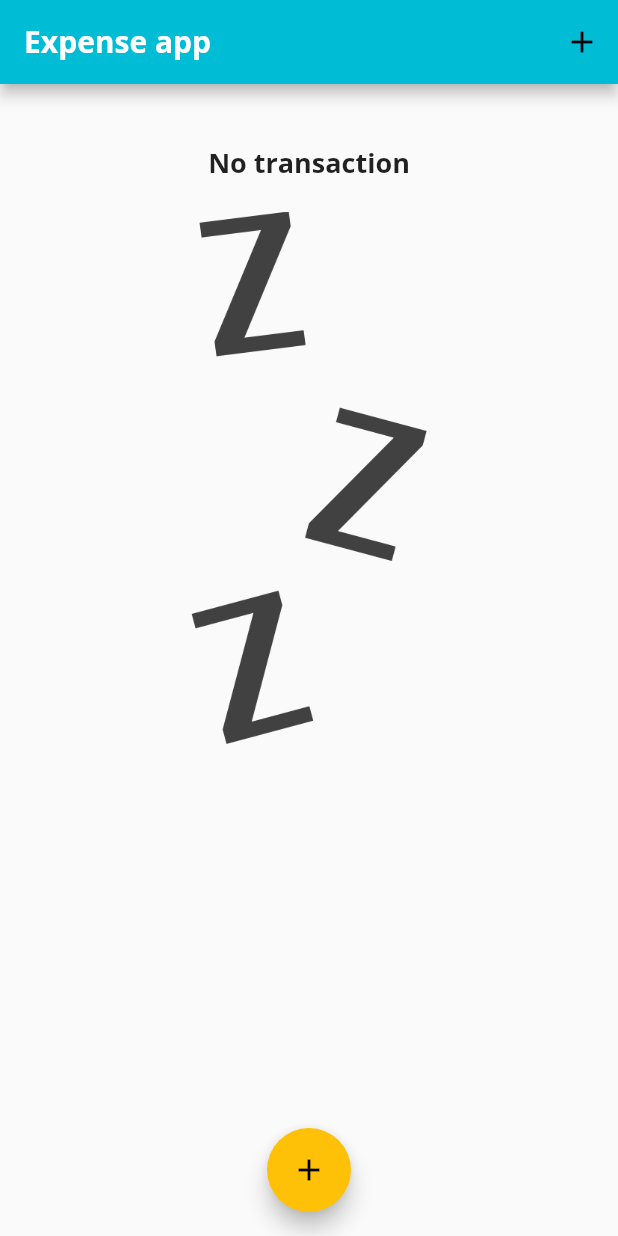
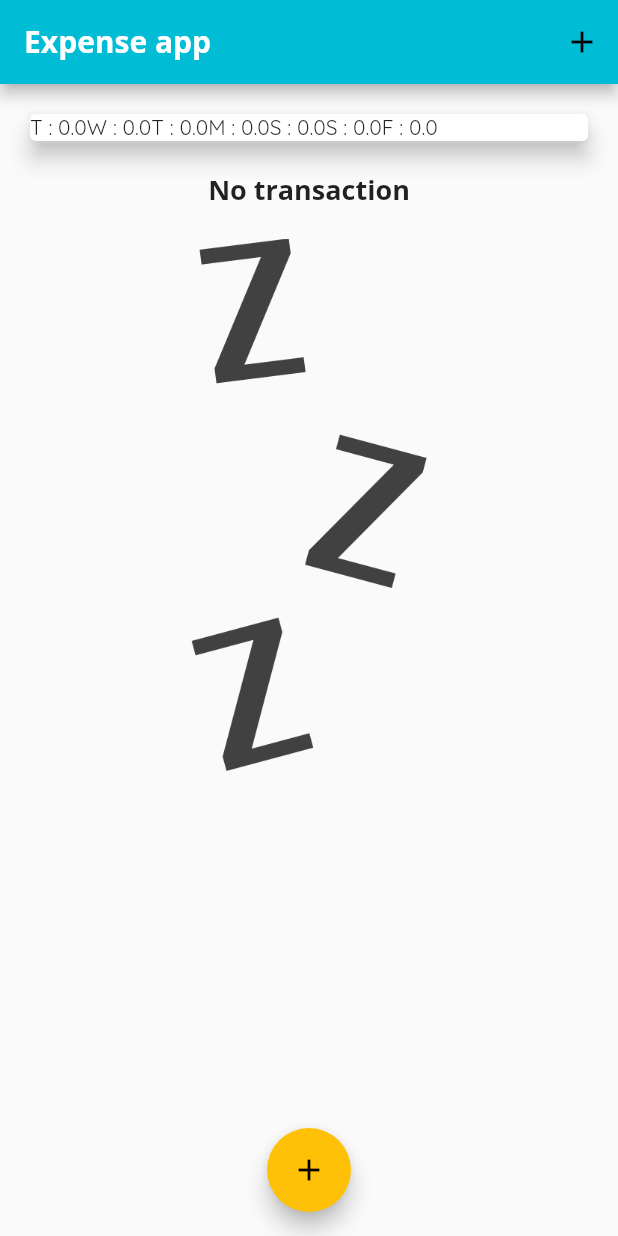
Before and after one commit to trlong357/expenses_app_flutter, a Flutter app: the screen it shows after launch, on a phone screen of 412 x 824 dp. Run offline on Flutter 3.47's test engine with Material 2 defaults, Android fonts, the phone set to English and light mode, and no system bars.

Commit message:
creating bars

```diff
--- a/lib/widgets/chart.dart
+++ b/lib/widgets/chart.dart
@@ -21,9 +21,12 @@ class Chart extends StatelessWidget {
           totalSum += recentTransactions[i].amount;
         }
       }
-      print(DateFormat.E().format(weekDay));
+      print(DateFormat.E().format(weekDay).substring(0, 1));
       print(totalSum);
-      return {'day': DateFormat.E().format(weekDay), 'amount': totalSum};
+      return {
+        'day': DateFormat.E().format(weekDay).substring(0, 1),
+        'amount': totalSum
+      };
     });
   }
 
@@ -33,7 +36,11 @@ class Chart extends StatelessWidget {
     return Card(
       elevation: 6,
       margin: const EdgeInsets.all(20),
-      // child: ,
+      child: Row(
+        children: groupedTransactionValues.map((data) {
+          return Text("${data['day']} : ${data['amount'].toString()}");
+        }).toList(),
+      ),
     );
   }
 }
```
Also changed, not shown: lib/widgets/chart_bar.dart (added, +49 -0 lines).
